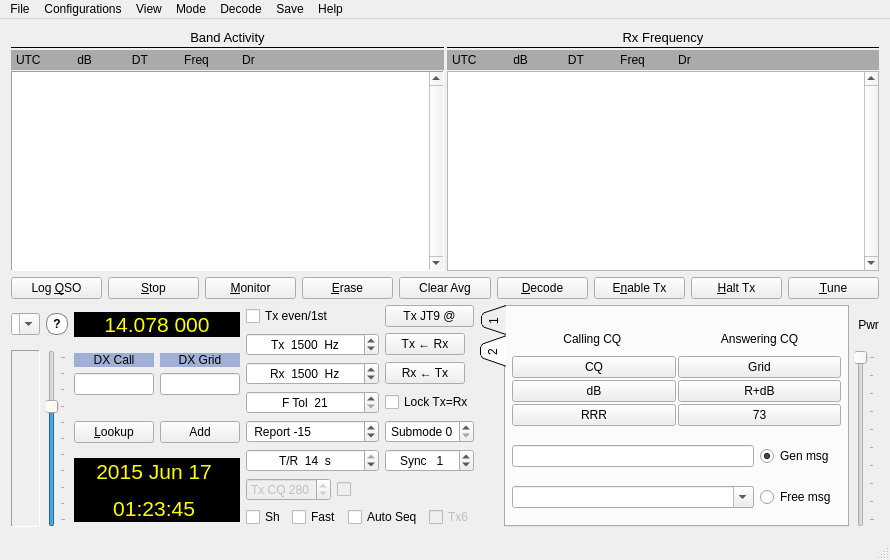
saitohirga/WSJT-X, file mainwindow.ui: the form before one commit.
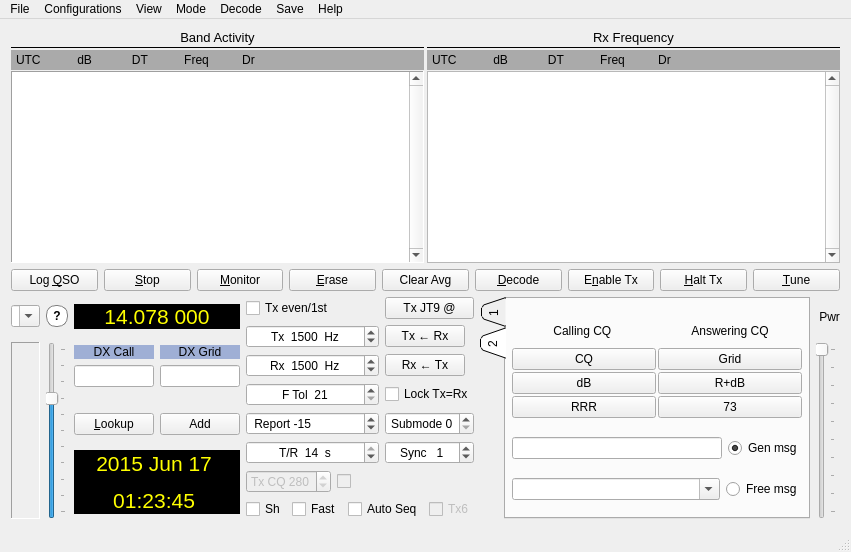
The form after the commit. Custom widgets are drawn as their Qt base class.

Commit message: Remove unnecessary main window size constraints

What changed in the file:
```diff
--- a/mainwindow.ui
+++ b/mainwindow.ui
@@ -2,14 +2,6 @@
 <ui version="4.0">
  <class>MainWindow</class>
  <widget class="QMainWindow" name="MainWindow">
-  <property name="geometry">
-   <rect>
-    <x>0</x>
-    <y>0</y>
-    <width>890</width>
-    <height>560</height>
-   </rect>
-  </property>
   <property name="windowTitle">
    <string>WSJT-X   by K1JT</string>
   </property>
@@ -2284,14 +2276,6 @@
    </layout>
   </widget>
   <widget class="QMenuBar" name="menuBar">
-   <property name="geometry">
-    <rect>
-     <x>0</x>
-     <y>0</y>
-     <width>890</width>
-     <height>21</height>
-    </rect>
-   </property>
    <widget class="QMenu" name="menuFile">
     <property name="title">
      <string>File</string>
```
